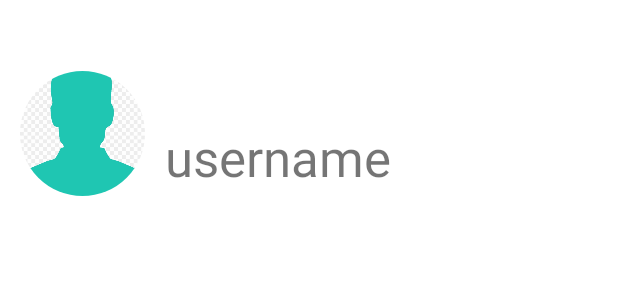
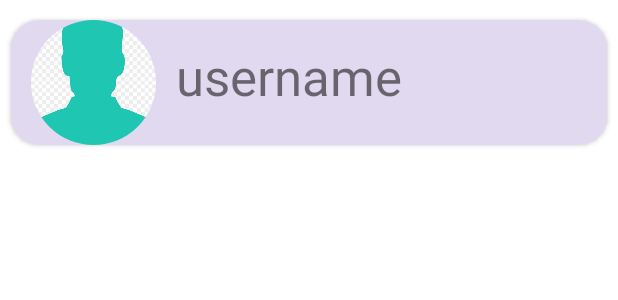
Before and after one commit to sauravkumar-2002/combo-x, an Android app: the layout singlerow.xml on its own in the app's theme, with its tools: preview values and no code run, on a phone screen of 412 x 824 dp. Shown: the top 300 px of the screen. Run offline under Robolectric (Android 15) with nearby library versions, the phone set to English and light mode, and no system bars.

```diff
--- a/app/src/main/res/layout/activity_login_g.xml
+++ b/app/src/main/res/layout/activity_login_g.xml
@@ -88,7 +88,7 @@
                 android:id="@+id/checkBoxg"
                 android:layout_width="wrap_content"
                 android:layout_height="wrap_content"
-                android:text="CheckBox"
+                android:text="Remember Me"
                 android:textColor="@color/white"
                 android:textSize="20sp"
                 android:textStyle="bold"
--- a/app/src/main/res/layout/singlerow.xml
+++ b/app/src/main/res/layout/singlerow.xml
@@ -3,6 +3,22 @@
     xmlns:app="http://schemas.android.com/apk/res-auto"
     android:layout_width="match_parent"
     android:layout_height="match_parent">
+
+    <androidx.cardview.widget.CardView
+        android:layout_width="match_parent"
+        android:layout_height="wrap_content"
+        android:layout_marginBottom="2dp"
+        android:layout_marginTop="13dp"
+        app:layout_constraintBottom_toBottomOf="parent"
+        app:layout_constraintEnd_toEndOf="parent"
+        app:layout_constraintHorizontal_bias="0.0"
+        app:layout_constraintStart_toStartOf="parent"
+        app:layout_constraintTop_toTopOf="parent"
+        app:layout_constraintVertical_bias="0.0"
+        app:cardCornerRadius="19dp"
+        app:cardBackgroundColor="#E1D9F0"
+        android:layout_marginLeft="7dp"
+        android:layout_marginRight="7dp">
 
         <LinearLayout
             android:layout_width="match_parent"
@@ -22,13 +38,14 @@
                 android:src="@drawable/prof" />
 
             <TextView
+                android:id="@+id/singleusername"
                 android:layout_width="match_parent"
                 android:layout_height="60dp"
+                android:layout_gravity="center"
+                android:layout_marginTop="13dp"
+                android:layout_marginBottom="10dp"
                 android:text="username"
-            android:layout_gravity="center"
-           android:layout_marginTop="23dp"
-
-            android:id="@+id/singleusername"
                 android:textSize="34dp" />
         </LinearLayout>
+    </androidx.cardview.widget.CardView>
 </androidx.constraintlayout.widget.ConstraintLayout>
```
Also changed, not shown: app/src/main/java/com/example/upsczindabaad/loginActivityG.java (+32 -1 lines), app/src/main/res/layout/activity_individualchat.xml (+5 -2 lines). Lines whose indentation alone changed are shown as unchanged.
